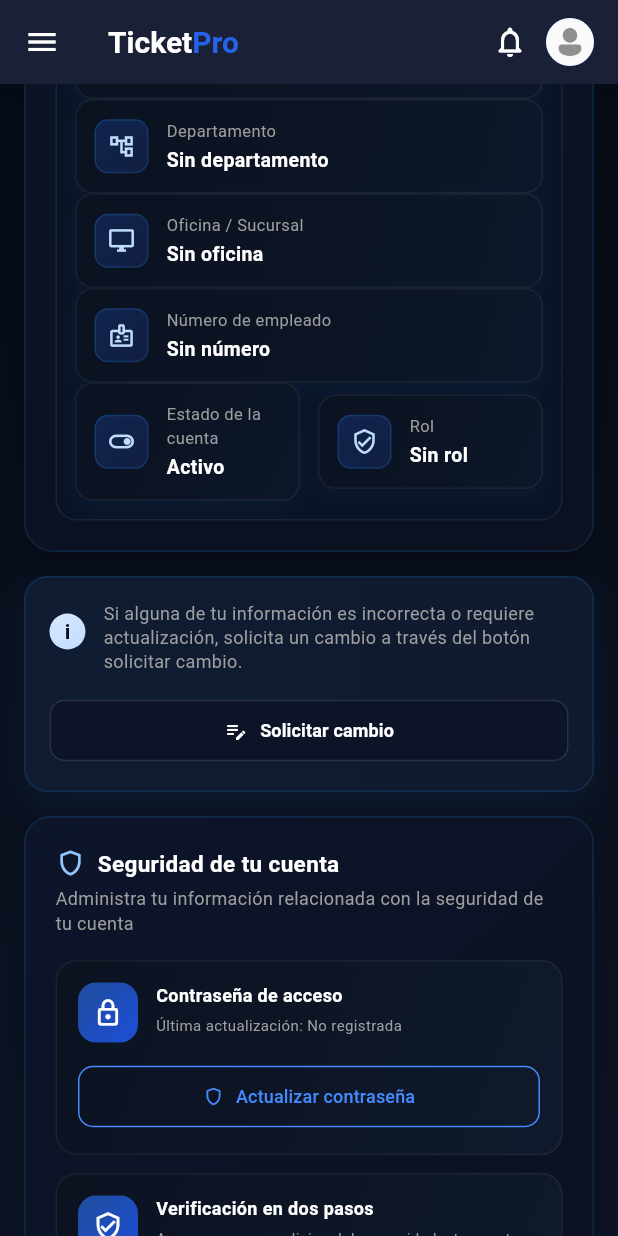
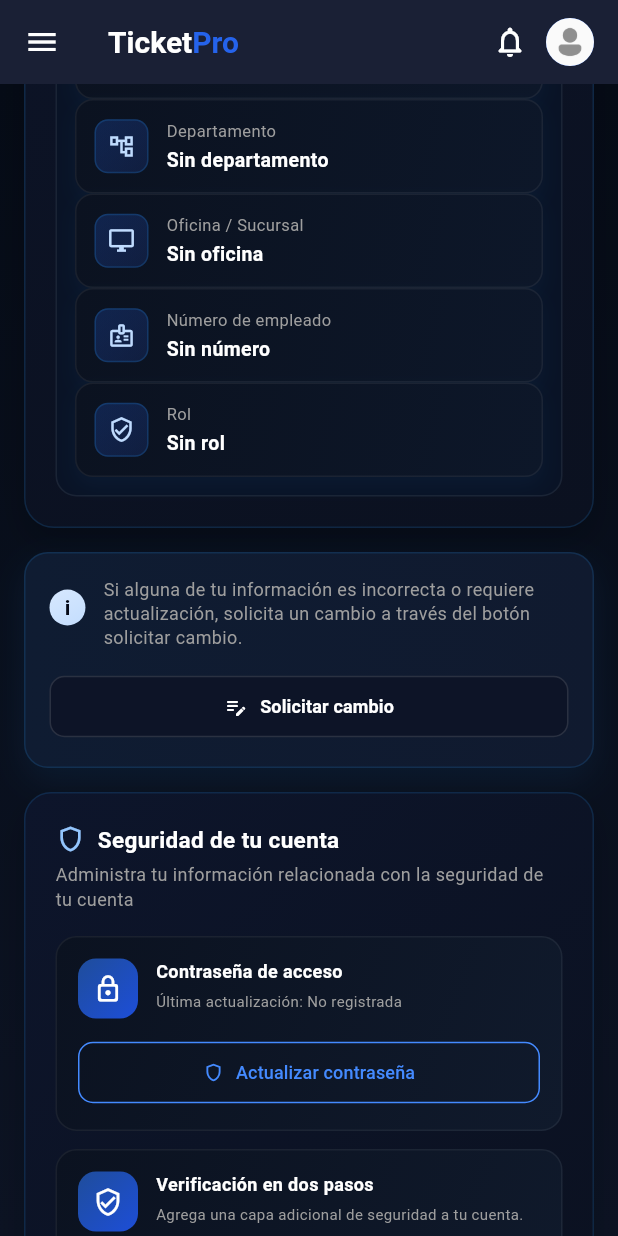
Before and after one commit to Jehg13/Ticketpromobile, a Flutter app: the MiPerfilScreen screen opened directly, scrolled down 1152 dp, on a phone screen of 412 x 824 dp. Run offline on Flutter 3.47's test engine with Material 3 defaults, Android fonts, the phone set to English and light mode, and no system bars; our stand-ins replace app_links, file_picker, firebase_core, firebase_messaging, fl_chart, flutter_lucide and 1 more; accounts and stored records are empty.

Commit message:
Agent host session cba1b536-b712-49d6-b890-796ecf23c1a5 - turn 13

```diff
--- a/lib/screens/user/perfil_screen.dart
+++ b/lib/screens/user/perfil_screen.dart
@@ -1109,26 +1109,11 @@ class _MiPerfilScreenState extends State<MiPerfilScreen> {
                   Icons.badge_outlined,
                   double.infinity,
                 ),
-                Row(
-                  children: [
-                    Expanded(
-                      child: _infoTile(
-                        'Estado de la cuenta',
-                        _getPerfilValue('active', fallback: 'Activo'),
-                        Icons.toggle_on_outlined,
-                        double.infinity,
-                      ),
-                    ),
-                    const SizedBox(width: 12),
-                    Expanded(
-                      child: _infoTile(
-                        'Rol',
-                        rol,
-                        Icons.verified_user_outlined,
-                        double.infinity,
-                      ),
-                    ),
-                  ],
+                _infoTile(
+                  'Rol',
+                  rol,
+                  Icons.verified_user_outlined,
+                  double.infinity,
                 ),
               ];
               if (constraints.maxWidth <= 760) {
```
